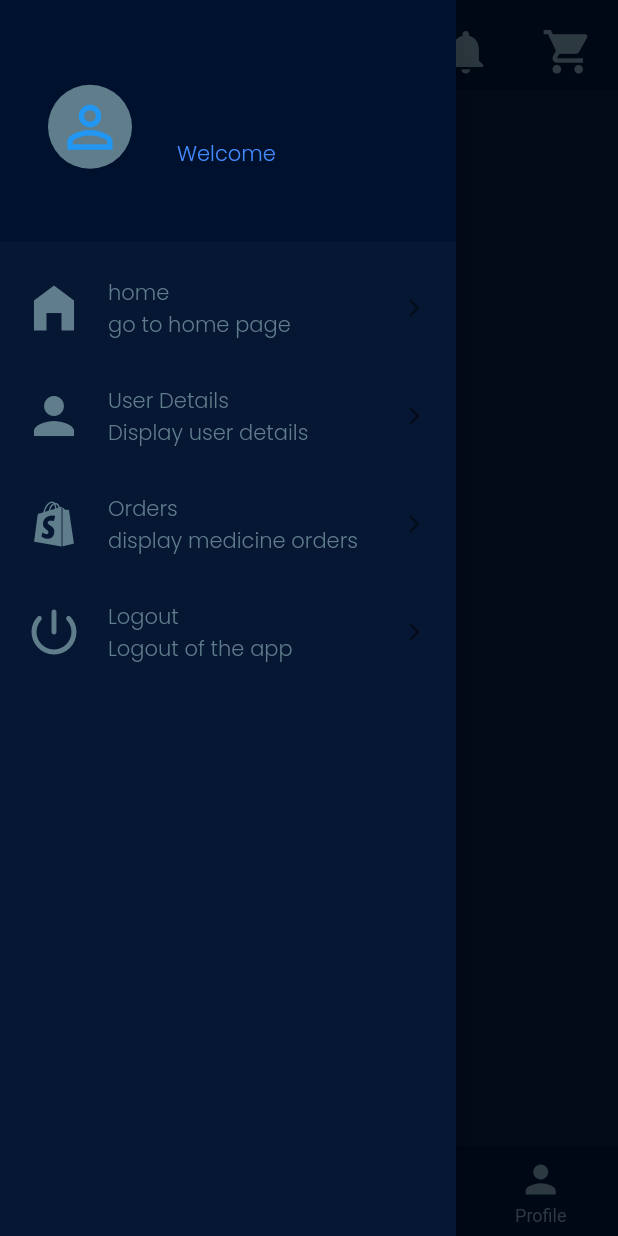
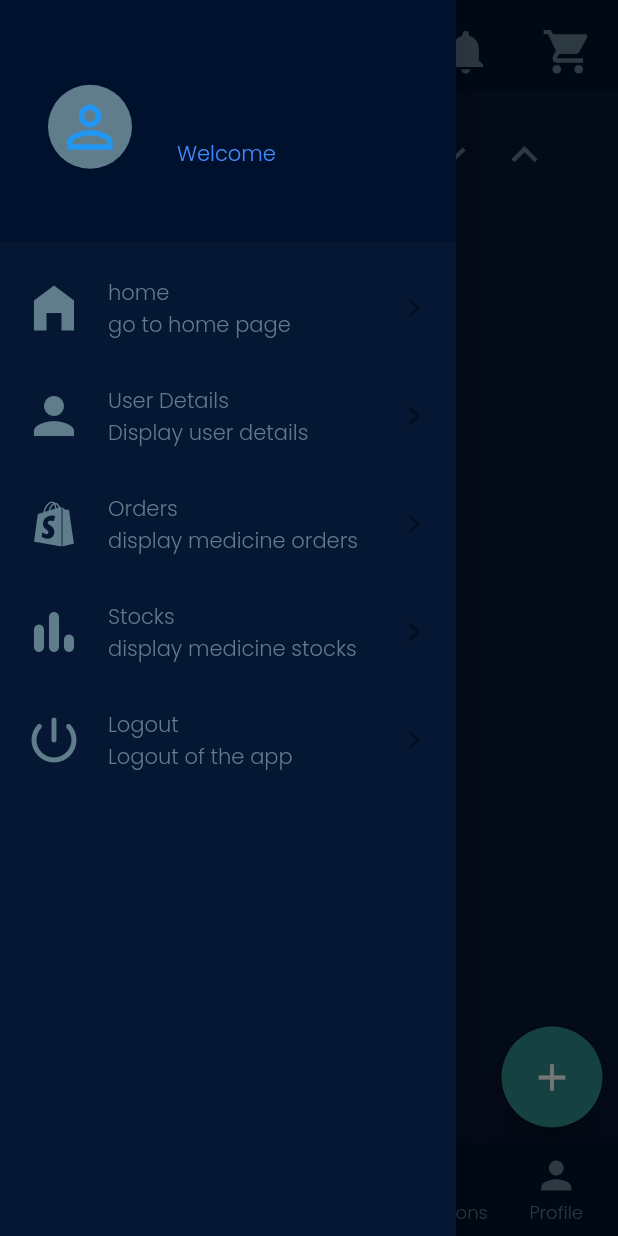
Before and after one commit to S6-mini-project/medicine-frontend, a Flutter app: the MyNavigationBar screen opened by its route, item 2 of the bottom bar chosen, in the side drawer, after a tap on the "keyboard arrow down" icon, on a phone screen of 412 x 824 dp. Run offline on Flutter 3.47's test engine with Material 2 defaults, Android fonts, the phone set to English and light mode, and no system bars; our stand-ins replace fl_chart, flutter_local_notifications, percent_indicator, pie_chart, syncfusion_flutter_datagrid; network calls fail.

Commit message:
updated ui and added med stocks listing page

```diff
--- a/medpharma_app/lib/api/login.dart
+++ b/medpharma_app/lib/api/login.dart
@@ -104,7 +104,7 @@ Future<bool> logout() async {
 
 Future<bool> _signupAuthUser(String name,String id, String pass,String cpass) async {
   final response = await http.post(
-        // Uri.parse('http://192.168.38.252:5000/api/login'),
+        // Uri.parse('http://192.168.38.252:5000/api/register'),
     Uri.parse('http://192.168.18.178:5000/api/register'), // TODO
     headers: <String, String>{
       'Content-Type': 'application/json; charset=UTF-8',
--- a/medpharma_app/lib/api/medweight.dart
+++ b/medpharma_app/lib/api/medweight.dart
@@ -1,11 +1,31 @@
 import 'dart:convert';
-
+import 'package:syncfusion_flutter_datagrid/datagrid.dart';
 import 'package:http/http.dart' as http;
 
 class Medweight{
   // String getMedUrl = "http://192.168.38.252:5000/api/medicine";
   String getMedUrl = "http://192.168.18.178:5000/api/medicine";
   Future<List> getMedWeight() async {
+    try {
+      var response = await http.get(Uri.parse(getMedUrl));
+      if(response.statusCode == 200) {
+        return jsonDecode(response.body);
+
+        }
+      else{
+        return Future.error('Server error');
+      }
+    }
+    catch(e){
+      return Future.error(e);
+    }
+  }
+}
+
+class MedStock{
+  // String getMedUrl = "http://192.168.38.252:5000/api/medstocks";
+  String getMedUrl = "http://192.168.18.178:5000/api/medstocks";
+  Future<List> getMedStocks() async {
     try {
       var response = await http.get(Uri.parse(getMedUrl));
       if(response.statusCode == 200) {
--- a/medpharma_app/lib/app.dart
+++ b/medpharma_app/lib/app.dart
@@ -11,6 +11,7 @@ import 'package:provider/provider.dart';
 import './services/notification.dart';
 import './api/login.dart';
 import './widgets/signupWidget.dart';
+import './widgets/allMedScreen.dart';
 
 class App extends StatelessWidget {
   @override
@@ -26,7 +27,8 @@ class App extends StatelessWidget {
             '/users': (context) => ProfileScreen(),
             '/notifications': (context) => NotificationScreen(),
             '/orders': (context) => OrderScreen(),
-            '/signup':(context) => SignupWidget() //routes
+            '/signup':(context) => SignupWidget(),
+            '/allmeds':(context) => AllMedScreen(), //routes
             //   // When navigating to the "/second" route, build the SecondScreen widget.
             //   '/orders': (context) => OrderScreen(),  //routes
           },
@@ -48,6 +50,7 @@ class _MyNavigationBarState extends State<MyNavigationBar> {
   int _selectedIndex = 0;
   static List<Widget> _widgetOptions = <Widget>[
     HomeScreen(),
+    AllMedScreen(),
     OrderScreen(),
     NotificationScreen(),
     ProfileScreen(),
@@ -207,6 +210,33 @@ class _MyNavigationBarState extends State<MyNavigationBar> {
                 ),
                 trailing: Icon(Icons.keyboard_arrow_right_rounded),
               ),
+                ListTile(
+                title: Text(
+                  "Stocks",
+                  style: TextStyle(
+                    color: Colors.blueGrey,
+                    fontFamily: "poppins",
+                  ),
+                ),
+                subtitle: Text(
+                  "display medicine stocks",
+                  style: TextStyle(
+                    color: Colors.blueGrey,
+                    fontFamily: "poppins",
+                  ),
+                ),
+                onTap: () {
+                  print("stocks pressed");
+                Navigator.pushNamed(context, '/allmeds');
+                },
+                hoverColor: Colors.black38,
+                leading: Icon(
+                  Icons.bar_chart_rounded,
+                  size: 40,
+                  color: Colors.blueGrey,
+                ),
+                trailing: Icon(Icons.keyboard_arrow_right_rounded),
+              ),
               ListTile(
                 title: Text(
                   "Logout",
@@ -252,6 +282,12 @@ class _MyNavigationBarState extends State<MyNavigationBar> {
           ),
           BottomNavigationBarItem(
             icon: Icon(
+              Icons.stacked_bar_chart,
+            ),
+            label: "Stocks",
+          ),
+          BottomNavigationBarItem(
+            icon: Icon(
               Icons.shopping_bag,
             ),
             label: "Orders",
@@ -277,6 +313,8 @@ class _MyNavigationBarState extends State<MyNavigationBar> {
         iconSize: 30,
         onTap: _onItemTapped,
         elevation: 1,
+        selectedLabelStyle: TextStyle(fontFamily: "poppins",fontSize: 13),
+        unselectedLabelStyle: TextStyle(fontFamily: "poppins"),
       ),
     );
   }
--- a/medpharma_app/lib/widgets/orderWidget.dart
+++ b/medpharma_app/lib/widgets/orderWidget.dart
@@ -78,12 +78,14 @@ class OrderWidgetState extends State {
           SizedBox(
             height: 20,
           ),
-          FutureBuilder<List>(
+          SingleChildScrollView(
+            child: FutureBuilder<List>(
                 future: weight.getMedWeight(),
                 builder: (context, snapshot) {
                   if (snapshot.hasData) {
                     return ListView.builder(
-                      scrollDirection: Axis.vertical,
+                        // scrollDirection: Axis.vertical,
+                      physics: NeverScrollableScrollPhysics(),
                         shrinkWrap: true,
                         itemCount: snapshot.data?.length,
                         itemBuilder: (context, i) {
@@ -122,6 +124,7 @@ class OrderWidgetState extends State {
                     );
                   }
                 }),
+          ),
         ],
       ),
     );
--- /dev/null
+++ b/medpharma_app/lib/widgets/totalStock.dart
@@ -0,0 +1,143 @@
+import 'package:flutter/material.dart';
+import '../api/medweight.dart';
+
+class TotalStock extends StatefulWidget {
+  @override
+  _TotalStockState createState() => _TotalStockState();
+}
+
+class _TotalStockState extends State {
+  MedStock ms = MedStock();
+  bool viewVisible = true;
+  void showWidget() {
+    setState(() {
+      viewVisible = true;
+    });
+  }
+
+  void hideWidget() {
+    setState(() {
+      viewVisible = false;
+    });
+  }
+
+  @override
+  Widget build(BuildContext context) {
+    return Padding(
+      padding: EdgeInsets.all(10),
+      child: ListView(children: [
+        SizedBox(
+          height: 60,
+          child: Row(
+            children: [
+              Text(
+                "Medicine Stocks",
+                style: TextStyle(
+                  color: Colors.blueGrey,
+                  fontFamily: "poppins",
+                  fontSize: 32,
+                  fontWeight: FontWeight.w600,
+                ),
+              ),
+              IconButton(
+                onPressed: () {
+                  print("icon button pressed");
+                  showWidget();
+                },
+                splashRadius: 23,
+                icon: Icon(
+                  Icons.keyboard_arrow_down,
+                  color: Colors.blueGrey,
+                  size: 35,
+                ),
+                padding:
+                    EdgeInsets.only(top: 10, right: 10, left: 7, bottom: 15),
+              ),
+              IconButton(
+                onPressed: () {
+                  print("icon button pressed");
+                  hideWidget();
+                },
+                splashRadius: 23,
+                icon: Icon(
+                  Icons.keyboard_arrow_up,
+                  color: Colors.blueGrey,
+                  size: 35,
+                ),
+                padding:
+                    EdgeInsets.only(top: 10, right: 10, left: 7, bottom: 15),
+              ),
+            ],
+          ),
+        ),
+        SizedBox(
+          height: 20,
+        ),
+        SingleChildScrollView(
+          child: FutureBuilder<List>(
+            future: ms.getMedStocks(),
+            builder: (context, snapshot) {
+              print(snapshot.data);
+              if (snapshot.hasData) {
+                return ListView.builder(
+                    // scrollDirection: Axis.vertical,
+                    physics: NeverScrollableScrollPhysics(),
+                    shrinkWrap: true,
+                    itemCount: snapshot.data?.length,
+                    itemBuilder: (context, i) {
+                      return Card(
+                        child: Ink(
+                          color: Color.fromARGB(255, 4, 17, 38),
+                          child: ListTile(
+                            shape: RoundedRectangleBorder(
+                              side: BorderSide(
+                                  width: 1, color: Color.fromARGB(255, 6, 22, 85)),
+                              borderRadius: BorderRadius.circular(15),
+                            ),
+                            title: Text(
+                              snapshot.data![i]['medicine_name'].toString(),
+                              style: TextStyle(
+                                fontSize: 20.0,
+                                color: Colors.blueAccent,
+                                fontFamily: "poppins",
+                                  fontWeight: FontWeight.bold,
+                              ),
+                            ),
+                            onTap: () {},
+                            subtitle: Text(
+                              "minimum stock: " +
+                                  snapshot.data![i]['minimum_stock'].toString(),
+                              style: TextStyle(
+                                fontSize: 15.0,
+                                color: Colors.green,
+                                fontFamily: "poppins",
+
+                              ),
+                            ),
+                            leading: CircleAvatar(
+                              backgroundColor: Color.fromARGB(255, 7, 42, 126),
+                              child: Text(
+                                i.toString(),
+                                style: TextStyle(
+                                    color: Colors.white,
+                                    fontFamily: "poppins",
+                                    fontSize: 20),
+                              ),
+                            ),
+                          ),
+                        ),
+                      );
+                    });
+              } else {
+                return const Center(
+                  child: Text('No Data Found'),
+                );
+              }
+            },
+          ),
+        ),
+
+      ]),
+    );
+  }
+}
--- a/medpharma_app/pubspec.yaml
+++ b/medpharma_app/pubspec.yaml
@@ -41,6 +41,7 @@ dependencies:
   flutter_local_notifications: ^9.6.1
   provider: ^6.0.3
   charts_flutter: ^0.9.0
+  syncfusion_flutter_datagrid: ^20.2.40
 dev_dependencies:
   flutter_test:
     sdk: flutter
```
Also changed, not shown: medpharma_app/lib/widgets/allMedScreen.dart (added, +402 -0 lines), medpharma_app/lib/widgets/notificationWidget.dart (+5 -2 lines), medpharma_app/lib/widgets/stockStatusWidget.dart (+70 -20 lines), medpharma_app/pubspec.lock. Lines whose indentation alone changed are shown as unchanged.
